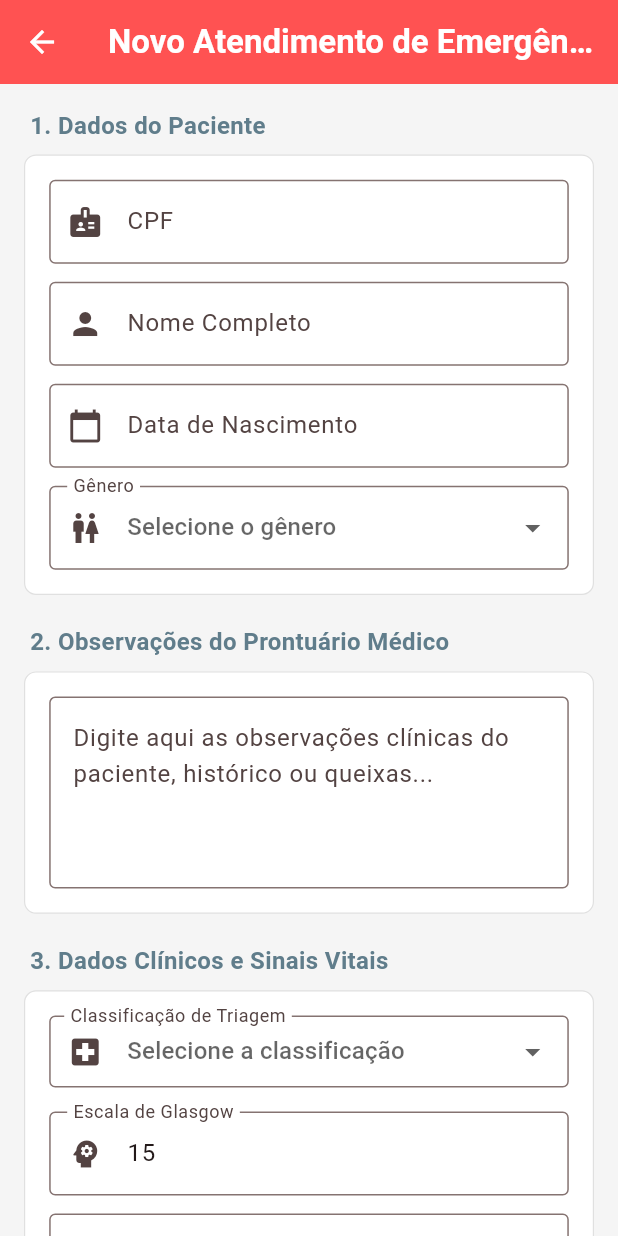
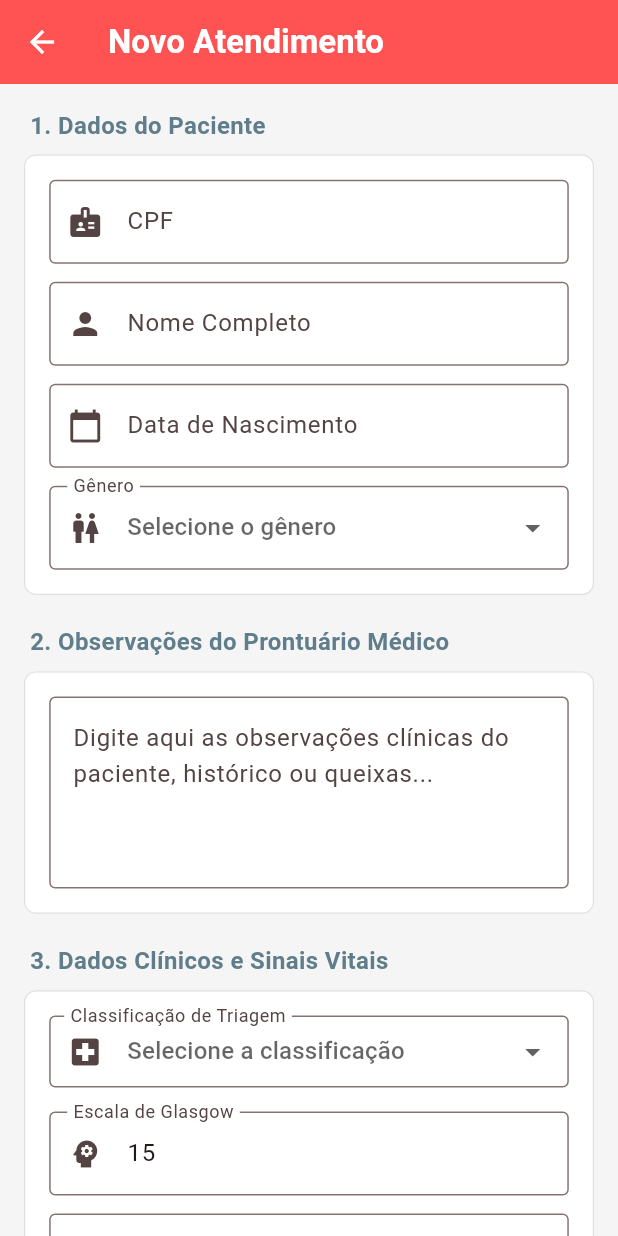
Before and after one commit to Felipe-Marchi/medicalfield_app, a Flutter app: the AttendanceFormScreen screen opened directly, on a phone screen of 412 x 824 dp. Run offline on Flutter 3.47's test engine with Material 3 defaults, Android fonts, the phone set to English and light mode, and no system bars; our stand-ins replace shared_preferences, sqflite; accounts and stored records are empty.

Commit message:
Ajuste titulo

```diff
--- a/lib/screens/attendance_form_screen.dart
+++ b/lib/screens/attendance_form_screen.dart
@@ -373,7 +373,7 @@ class _AttendanceFormScreenState extends State<AttendanceFormScreen> {
       backgroundColor: Colors.grey.shade100,
       appBar: AppBar(
         title: const Text(
-          'Novo Atendimento de Emergência',
+          'Novo Atendimento',
           style: TextStyle(fontWeight: FontWeight.bold, color: Colors.white),
         ),
         backgroundColor: Colors.redAccent,
```
